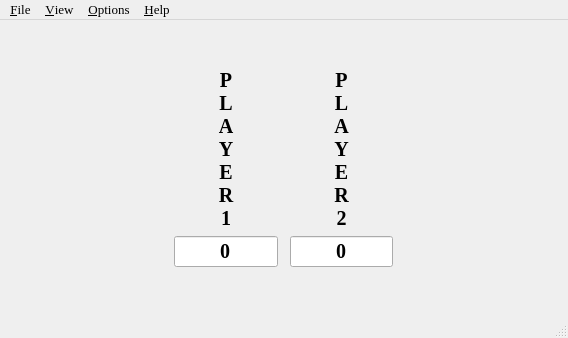
Old version of the form ui.d/maxit.ui in the repository nurfalie/maxit.
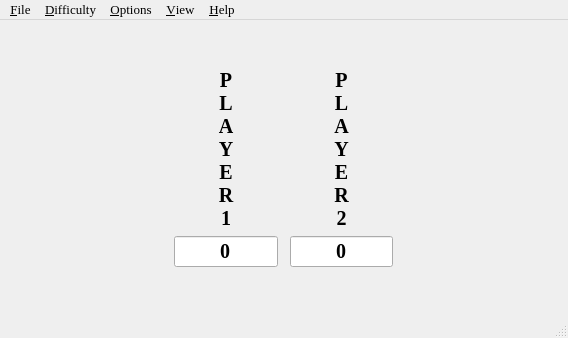
New version of the form.

Commit message: Created difficulty settings. Was not reporting the end of the game after a computer move. Removed irrelevant methods.

Patch:
```diff
--- a/ui.d/maxit.ui
+++ b/ui.d/maxit.ui
@@ -276,6 +276,12 @@
     <addaction name="action_Instructions" />
    </widget>
    <widget class="QMenu" name="menu_View" >
+    <property name="font" >
+     <font>
+      <family>Times</family>
+      <pointsize>10</pointsize>
+     </font>
+    </property>
     <property name="title" >
      <string>&amp;View</string>
     </property>
@@ -294,9 +300,21 @@
     <addaction name="separator" />
     <addaction name="action_Select_Theme" />
    </widget>
+   <widget class="QMenu" name="menu_Difficulty" >
+    <property name="font" >
+     <font>
+      <family>Times</family>
+      <pointsize>10</pointsize>
+     </font>
+    </property>
+    <property name="title" >
+     <string>&amp;Difficulty</string>
+    </property>
+   </widget>
    <addaction name="menu_File" />
-   <addaction name="menu_View" />
+   <addaction name="menu_Difficulty" />
    <addaction name="menu_Options" />
+   <addaction name="menu_View" />
    <addaction name="menu_Help" />
   </widget>
   <widget class="QStatusBar" name="statusbar" />
```
Left out of the diff: 24 changed lines with no effect on the pictures. The commit also changes 4 other files.
